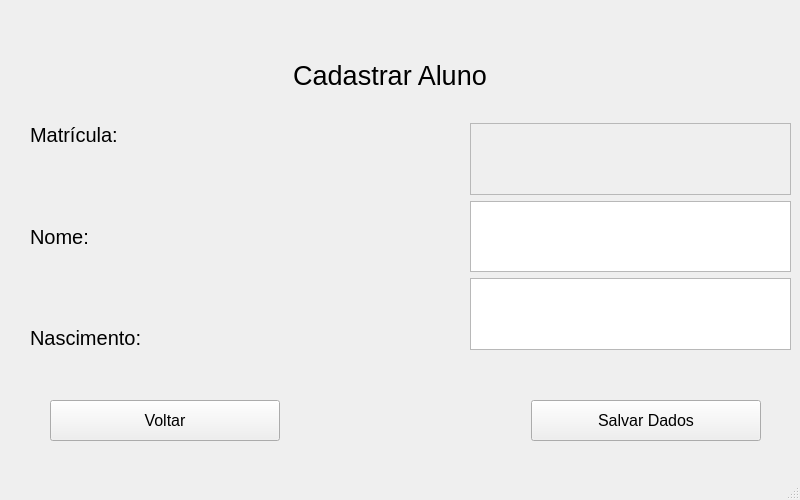
Qt form srcPython/GUI/MainCadastrar.ui (POOLucasCardoso/SysMatriculas) before a commit.
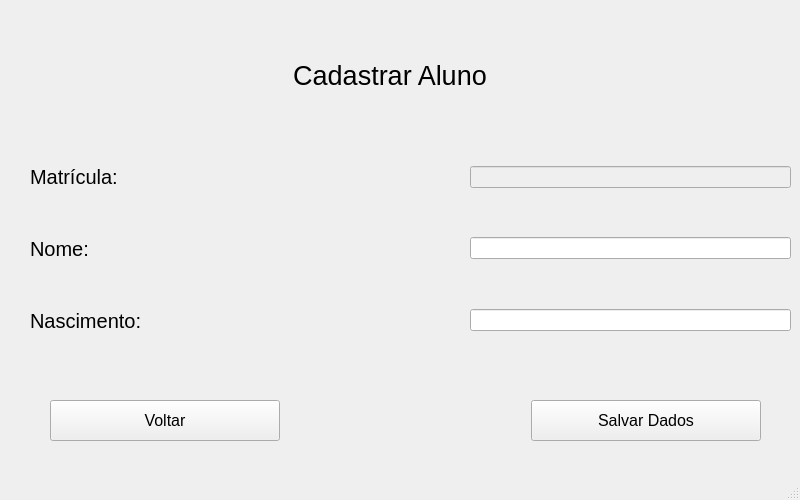
The same form after that commit.

The edit to the form file:
```diff
--- a/srcPython/GUI/MainCadastrar.ui
+++ b/srcPython/GUI/MainCadastrar.ui
@@ -41,13 +41,10 @@
       <x>30</x>
       <y>123</y>
       <width>761</width>
-      <height>227</height>
+      <height>253</height>
      </rect>
     </property>
     <layout class="QGridLayout" name="gridLayout">
-     <item row="2" column="2">
-      <widget class="QTextEdit" name="digitadordenascimento"/>
-     </item>
      <item row="0" column="1" rowspan="3">
       <layout class="QVBoxLayout" name="verticalLayout_2">
        <item>
@@ -157,16 +154,22 @@
        </item>
       </layout>
      </item>
-     <item row="1" column="2">
-      <widget class="QTextEdit" name="digitadordenome"/>
+     <item row="2" column="2">
+      <widget class="QLineEdit" name="digitadodenascimento"/>
      </item>
      <item row="0" column="2">
-      <widget class="QTextEdit" name="digitadordematricula">
+      <widget class="QLineEdit" name="digitadordematricula">
        <property name="enabled">
         <bool>false</bool>
        </property>
+       <property name="frame">
+        <bool>true</bool>
+       </property>
       </widget>
      </item>
+     <item row="1" column="2">
+      <widget class="QLineEdit" name="digitadordenome"/>
+     </item>
     </layout>
    </widget>
    <widget class="QWidget" name="layoutWidget">
```
